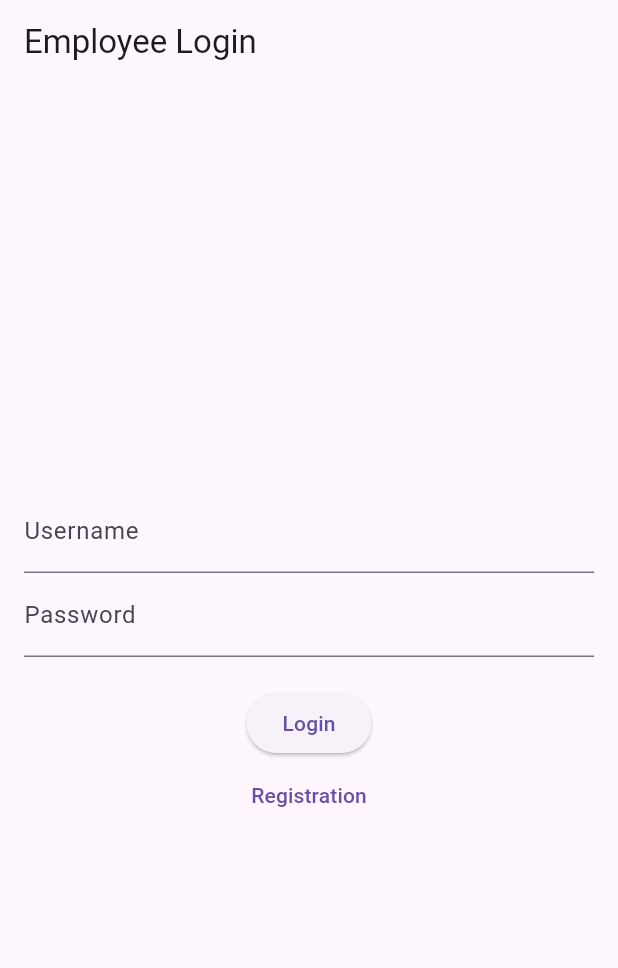
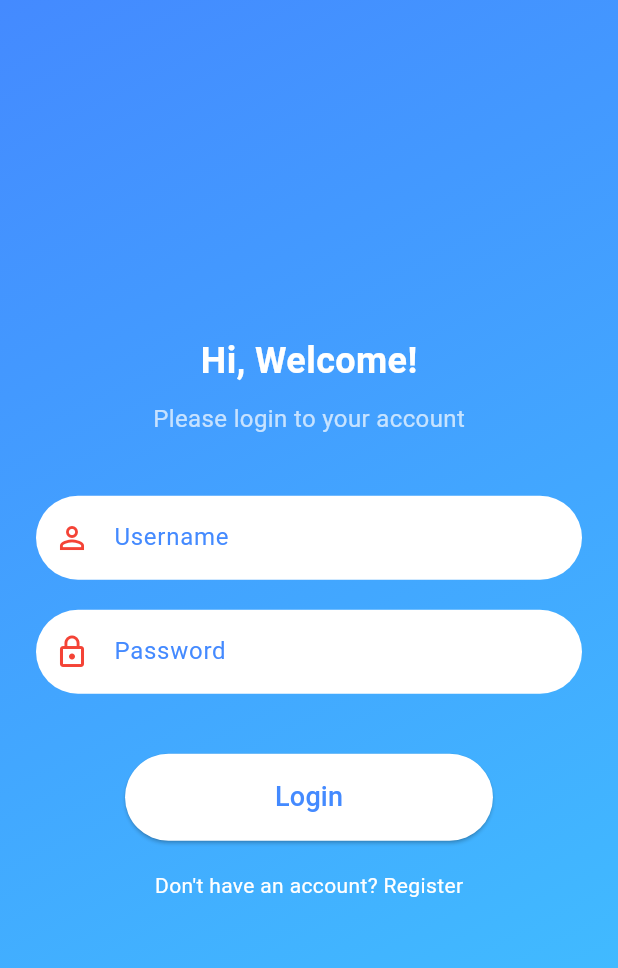
Before and after one commit to Mahidevinsights/employee_login, a Flutter app: the screen it shows after launch, on a phone screen of 412 x 824 dp. Shown: the top 968 px of the screen. Run offline on Flutter 3.47's test engine with Material 3 defaults, Android fonts, the phone set to English and light mode, and no system bars; our stand-ins replace sqflite; accounts and stored records are empty.

Commit message:
Ui enhancement

```diff
--- a/lib/screens/login_page.dart
+++ b/lib/screens/login_page.dart
@@ -1,37 +1,77 @@
-import 'package:employee_management/screens/employee_detail_page.dart';
-import 'package:employee_management/screens/employee_list_page.dart';
-import 'package:employee_management/screens/registration_page.dart';
 import 'package:flutter/material.dart';
 import 'package:provider/provider.dart';
 import '../services/db_service.dart';
+import 'employee_detail_page.dart';
+import 'employee_list_page.dart';
+import 'registration_page.dart';
 
-class LoginPage extends StatelessWidget {
+class LoginPage extends StatefulWidget {
+  const LoginPage({super.key});
+
+  @override
+  _LoginPageState createState() => _LoginPageState();
+}
+
+class _LoginPageState extends State<LoginPage> {
   final TextEditingController usernameController = TextEditingController();
   final TextEditingController passwordController = TextEditingController();
-
-  LoginPage({super.key});
+  bool isLoading = false;
 
   @override
   Widget build(BuildContext context) {
     return Scaffold(
-      appBar: AppBar(title: const Text("Employee Login")),
-      body: Padding(
-        padding: const EdgeInsets.all(16.0),
+      body: Container(
+        // Gradient background
+        decoration: const BoxDecoration(
+          gradient: LinearGradient(
+            colors: [Colors.blueAccent, Colors.lightBlueAccent],
+            begin: Alignment.topLeft,
+            end: Alignment.bottomRight,
+          ),
+        ),
+        child: Padding(
+          padding: const EdgeInsets.symmetric(horizontal: 24.0),
           child: Column(
             mainAxisAlignment: MainAxisAlignment.center,
             children: [
-            TextField(
+              const Text(
+                "Hi, Welcome!",
+                style: TextStyle(
+                  fontSize: 24,
+                  fontWeight: FontWeight.bold,
+                  color: Colors.white,
+                ),
+              ),
+              const SizedBox(height: 10),
+              const Text(
+                "Please login to your account",
+                style: TextStyle(fontSize: 16, color: Colors.white70),
+              ),
+              const SizedBox(height: 40),
+              _buildTextField(
                 controller: usernameController,
-              decoration: const InputDecoration(labelText: "Username"),
+                label: "Username",
+                icon: Icons.person_outline,
               ),
-            TextField(
+              const SizedBox(height: 20),
+              _buildTextField(
                 controller: passwordController,
-              decoration: const InputDecoration(labelText: "Password"),
+                label: "Password",
+                icon: Icons.lock_outline,
                 obscureText: true,
               ),
-            const SizedBox(height: 20),
-            ElevatedButton(
+              const SizedBox(height: 40),
+              isLoading
+                  ? const CircularProgressIndicator(
+                      color: Colors.white,
+                    ) // Show spinner while logging in
+                  : ElevatedButton(
                       onPressed: () async {
+                        setState(() {
+                          isLoading =
+                              true; // Show spinner while waiting for login
+                        });
+
                         final dbService =
                             Provider.of<DBService>(context, listen: false);
                         var employee = await dbService.login(
@@ -49,7 +89,8 @@ class LoginPage extends StatelessWidget {
                             Navigator.push(
                               context,
                               MaterialPageRoute(
-                        builder: (context) => EmployeeDetailPage(employee),
+                                builder: (context) =>
+                                    EmployeeDetailPage(employee),
                               ),
                             );
                             ScaffoldMessenger.of(context).showSnackBar(SnackBar(
@@ -58,24 +99,78 @@ class LoginPage extends StatelessWidget {
                           }
                         } else {
                           ScaffoldMessenger.of(context).showSnackBar(
-                      const SnackBar(content: Text("Invalid credentials")));
+                              const SnackBar(
+                                  content: Text("Invalid credentials")));
                         }
+
+                        setState(() {
+                          isLoading = false; // Hide spinner after login attempt
+                        });
                       },
-              child: const Text("Login"),
+                      style: ElevatedButton.styleFrom(
+                        padding: const EdgeInsets.symmetric(
+                            horizontal: 100, vertical: 16),
+                        backgroundColor: Colors.white,
+                        shape: RoundedRectangleBorder(
+                          borderRadius: BorderRadius.circular(30),
                         ),
-            TextButton(
-              onPressed: () {
+                      ),
+                      child: const Text(
+                        "Login",
+                        style: TextStyle(
+                          fontSize: 18,
+                          color: Colors.blueAccent,
+                        ),
+                      ),
+                    ),
+              const SizedBox(height: 20),
+              GestureDetector(
+                onTap: () {
                   Navigator.push(
                     context,
                     MaterialPageRoute(
                         builder: (context) => const RegistrationPage()),
                   );
                 },
-              child: const Text("Registration"),
+                child: const Text(
+                  "Don't have an account? Register",
+                  style: TextStyle(
+                    fontSize: 14,
+                    color: Colors.white,
+                  ),
+                ),
               ),
             ],
           ),
         ),
+      ),
+    );
+  }
+
+  // Custom text field widget for better UI and UX
+  Widget _buildTextField({
+    required TextEditingController controller,
+    required String label,
+    required IconData icon,
+    bool obscureText = false,
+  }) {
+    return TextField(
+      controller: controller,
+      obscureText: obscureText,
+      style: const TextStyle(color: Colors.black), // Text color for input
+      decoration: InputDecoration(
+        labelText: label,
+        labelStyle: const TextStyle(color: Colors.blueAccent), // Label color
+        prefixIcon: Icon(icon, color: Colors.red),
+        filled: true,
+        fillColor: Colors.white,
+        border: OutlineInputBorder(
+          borderRadius: BorderRadius.circular(30),
+          borderSide: BorderSide.none,
+        ),
+        contentPadding:
+            const EdgeInsets.symmetric(horizontal: 20, vertical: 16),
+      ),
     );
   }
 }
```
Also changed, not shown: lib/screens/employee_list_page.dart (+82 -16 lines). Lines whose indentation alone changed are shown as unchanged.
